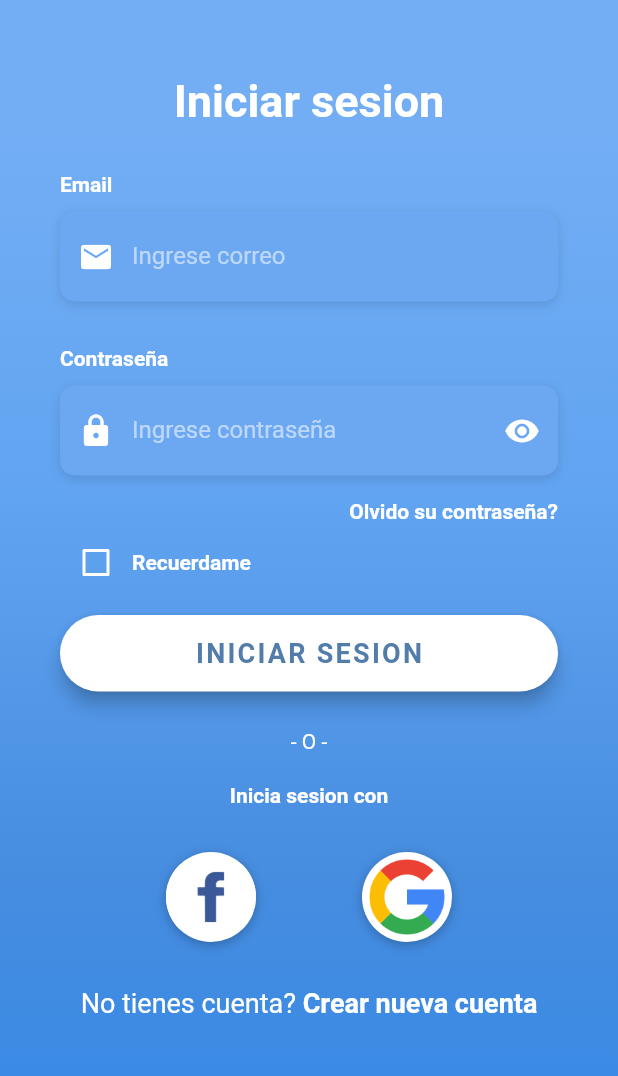
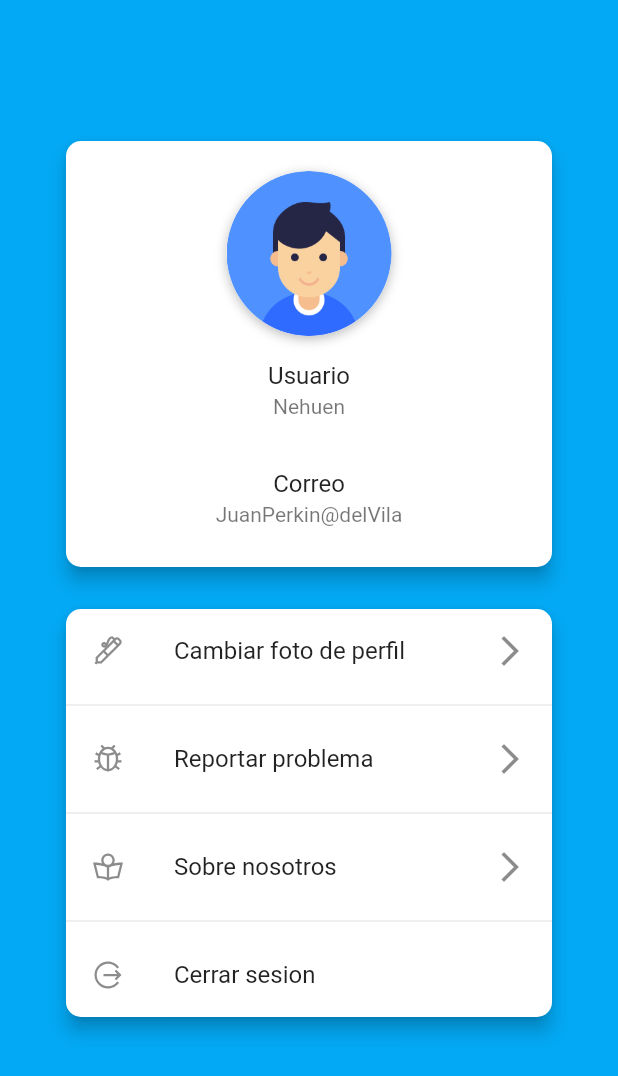
Before and after one commit to NehuenVila/delivery-app-flutter, a Flutter app: the screen it shows after launch, on a phone screen of 412 x 824 dp. Shown: the top 1076 px of the screen. Run offline on Flutter 3.47's test engine with Material 2 defaults, Android fonts, the phone set to English and light mode, and no system bars; our stand-ins replace animated_theme_switcher, flutter_screenutil, line_awesome_flutter; Roboto replaces fonts that are missing (OpenSans).

Commit message:
de todo un poco chew hijo mio

```diff
--- a/lib/main.dart
+++ b/lib/main.dart
@@ -2,6 +2,7 @@ import 'package:delivery_prueba1/src/pages/login_op_page.dart';
 import 'package:delivery_prueba1/src/pages/login_page.dart';
 import 'package:delivery_prueba1/src/pages/principal_page.dart';
 import 'package:delivery_prueba1/src/pages/sign_up_page.dart';
+import 'package:delivery_prueba1/src/pages/user_profile_page.dart';
 import 'package:flutter/material.dart';
 
 void main() => runApp(MyApp());
@@ -12,12 +13,13 @@ class MyApp extends StatelessWidget {
     return MaterialApp(
         debugShowCheckedModeBanner: false,
         //home: HomePage()
-      initialRoute: '/',
+      initialRoute: '/pu',
       routes: {
         '/': (context) => LoginScreen(),
         // When navigating to the "/second" route, build the SecondScreen widget.
         '/p': (context) => PrincipalPage(),
         '/s': (context) => SignUpPage(),
+        '/pu': (context) => ProfileScreen(),
       },
     );
   }
--- /dev/null
+++ b/lib/src/entities/usuario.dart
@@ -0,0 +1,24 @@
+
+class Usuario {
+  String _id;
+  String _name;
+  String _image;
+
+  String get id => _id;
+
+  set id(String value) {
+    _id = value;
+  }
+
+  String get name => _name;
+
+  String get image => _image;
+
+  set image(String value) {
+    _image = value;
+  }
+
+  set name(String value) {
+    _name = value;
+  }
+}
--- /dev/null
+++ b/lib/src/pages/user_profile_page.dart
@@ -0,0 +1,126 @@
+import 'package:animated_theme_switcher/animated_theme_switcher.dart';
+import 'package:delivery_prueba1/src/entities/usuario.dart';
+import 'package:delivery_prueba1/src/utils/constants.dart';
+import 'package:flutter/cupertino.dart';
+import 'package:flutter/material.dart';
+import 'package:flutter/services.dart';
+import 'package:flutter_screenutil/flutter_screenutil.dart';
+import 'package:line_awesome_flutter/line_awesome_flutter.dart';
+import 'package:delivery_prueba1/src/entities/usuario.dart';
+
+class ProfileScreen extends StatelessWidget {
+
+  @override
+  Widget build(BuildContext context) {
+    return Container(
+      color: Colors.lightBlue,
+      padding: EdgeInsets.symmetric(
+        horizontal: 40.0,
+        vertical: 90.0,
+      ),
+      child: Column(
+//        mainAxisAlignment: MainAxisAlignment.spaceBetween,
+        children: <Widget>[
+          _cardProfile(),
+          SizedBox(height: 20.0,),
+          _cardOptions(),
+        ],
+      ),
+    );
+  }
+
+  Widget _cardProfile() {
+    return Card(
+      elevation: 5.0,
+      shape: RoundedRectangleBorder(borderRadius: BorderRadius.circular(10.0)),
+      child: Column(
+        children: <Widget>[
+          Padding(
+            padding: EdgeInsets.symmetric(
+              vertical: 10.0,
+            ),
+          ),
+          _buildImage(
+                () => print('Login with Facebook'),
+            AssetImage('assets/perfiles/user.png'),
+          ),
+          Column(
+            mainAxisAlignment: MainAxisAlignment.start,
+            children: <Widget>[
+              ListTile(
+                title: Center(child: Text('Usuario')),
+                subtitle: Center(child: Text('Nehuen')),
+              ),
+//              Divider(),
+              ListTile(
+                title: Center(child: Text('Correo')),
+                subtitle: Center(child: Text('JuanPerkin@delVila')),
+              ),
+              SizedBox(height: 10.0,)
+            ],
+          ),
+        ],
+      ),
+    );
+  }
+
+  Widget _cardOptions() {
+    return Card(
+      elevation: 5.0,
+      shape: RoundedRectangleBorder(borderRadius: BorderRadius.circular(10.0)),
+      child: Column(
+        children: <Widget>[
+          ListTile(
+            leading: Icon(LineAwesomeIcons.alternate_pen),
+            title: Text('Cambiar foto de perfil'),
+            trailing: Icon(Icons.arrow_forward_ios),
+          ),
+          Divider(),
+          ListTile(
+            leading: Icon(LineAwesomeIcons.bug),
+            title: Text('Reportar problema'),
+            trailing: Icon(Icons.arrow_forward_ios),
+          ),
+          Divider(),
+          ListTile(
+            leading: Icon(LineAwesomeIcons.book_reader),
+            title: Text('Sobre nosotros'),
+            trailing: Icon(Icons.arrow_forward_ios),
+          ),
+          Divider(),
+          ListTile(
+            leading: Icon(LineAwesomeIcons.alternate_sign_out),
+            title: Text('Cerrar sesion'),
+          )
+        ],
+      ),
+    );
+  }
+
+
+  Widget _buildImage(Function onTap, AssetImage logo) {
+    return GestureDetector(
+      onTap: onTap,
+      child: Container(
+        height: 110.0,
+        width: 110.0,
+        decoration: BoxDecoration(
+          shape: BoxShape.circle,
+          color: Colors.white,
+          boxShadow: [
+            BoxShadow(
+              color: Colors.black26,
+              offset: Offset(0, 2),
+              blurRadius: 6.0,
+            ),
+          ],
+          image: DecorationImage(
+            image: logo,
+          ),
+        ),
+      ),
+    );
+  }
+
+
+}
--- a/pubspec.yaml
+++ b/pubspec.yaml
@@ -23,6 +23,10 @@ environment:
 dependencies:
   flutter:
     sdk: flutter
+  line_awesome_flutter: ^1.0.1
+  flutter_screenutil: ^1.0.2
+  animated_theme_switcher: ^1.0.5
+
 
 
   # The following adds the Cupertino Icons font to your application.
@@ -47,6 +51,7 @@ flutter:
   # To add assets to your application, add an assets section, like this:
   assets:
      - assets/logos/
+     - assets/perfiles/
 
   # An image asset can refer to one or more resolution-specific "variants", see
   # https://flutter.dev/assets-and-images/#resolution-aware.
```
Also changed, not shown: assets/perfiles/user.png (added), pubspec.lock.
